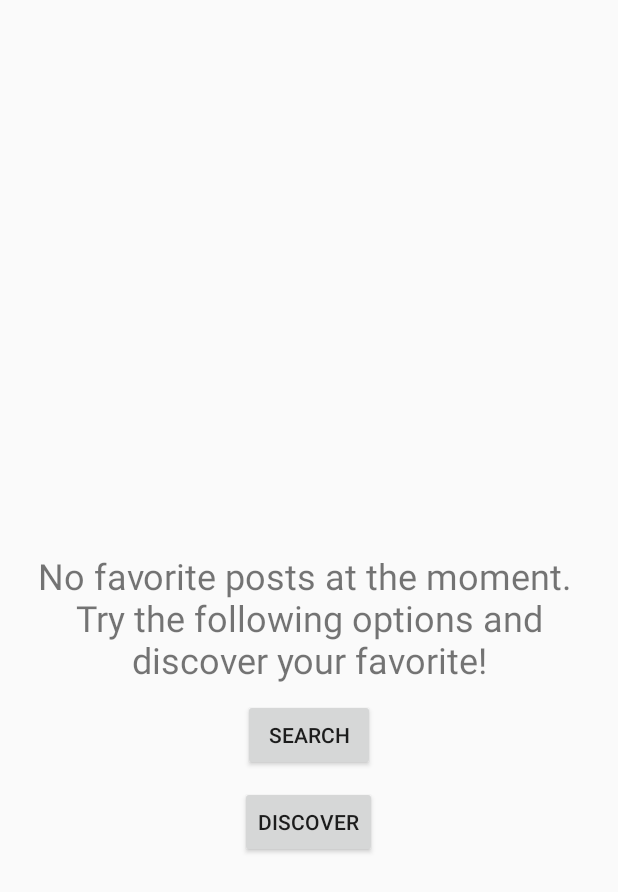
After one commit to jilulu/BiliChan, an Android app: the layout fragment_empty_favorite_content.xml on its own in the app's theme, with its tools: preview values and no code run, on a phone screen of 412 x 824 dp. The commit adds this screen. Shown: the top 892 px of the screen. Run offline under Robolectric (Android 15) with nearby library versions, the phone set to English and light mode, and no system bars.

Commit message:
Resolved fragment reloading problem, implemented place holder to favfrag when there's no fav item.

```diff
--- a/app/build.gradle
+++ b/app/build.gradle
@@ -8,8 +8,8 @@ android {
         applicationId "xyz.jilulu.bilichan"
         minSdkVersion 16
         targetSdkVersion 23
-        versionCode 1
-        versionName "1.0"
+        versionCode 6
+        versionName "1.2"
     }
     buildTypes {
         release {
@@ -24,6 +24,7 @@ dependencies {
     testCompile 'junit:junit:4.12'
     compile 'com.android.support:appcompat-v7:23.3.0'
     compile 'com.android.support:support-v13:23.3.0'
+    compile 'com.android.support:support-v4:23.3.0'
     compile 'com.android.support:cardview-v7:23.3.0'
     compile 'com.android.support:recyclerview-v7:23.3.0'
     compile 'com.google.code.gson:gson:2.6.2'
--- a/app/src/main/res/layout/activity_main.xml
+++ b/app/src/main/res/layout/activity_main.xml
@@ -37,7 +37,7 @@
             app:ntb_badge_position="right"
             app:ntb_badged="false"
             app:ntb_scaled="true"
-            app:ntb_title_mode="all"
+            app:ntb_title_mode="active"
             app:ntb_titled="true" />
 
     </FrameLayout>
--- /dev/null
+++ b/app/src/main/res/layout/fragment_empty_favorite_content.xml
@@ -0,0 +1,33 @@
+<RelativeLayout android:layout_width="match_parent"
+    android:layout_height="match_parent"
+    xmlns:android="http://schemas.android.com/apk/res/android">
+
+    <TextView
+        android:id="@+id/fragment_empty_favorite_text_view"
+        android:layout_width="wrap_content"
+        android:layout_height="wrap_content"
+        android:layout_centerInParent="true"
+        android:layout_marginLeft="20dp"
+        android:layout_marginRight="20dp"
+        android:text="No favorite posts at the moment. \nTry the following options and discover your favorite!"
+        android:textAlignment="center"
+        android:textSize="24sp" />
+
+    <Button
+        android:id="@+id/fragment_empty_favorite_search_button"
+        android:layout_width="wrap_content"
+        android:layout_height="wrap_content"
+        android:layout_below="@+id/fragment_empty_favorite_text_view"
+        android:layout_centerHorizontal="true"
+        android:layout_margin="10dp"
+        android:text="Search" />
+
+    <Button
+        android:id="@+id/fragment_empty_favorite_discover_button"
+        android:layout_width="wrap_content"
+        android:layout_height="wrap_content"
+        android:layout_below="@+id/fragment_empty_favorite_search_button"
+        android:layout_centerHorizontal="true"
+        android:text="Discover" />
+
+</RelativeLayout>
```
Also changed, not shown: app/src/main/java/xyz/jilulu/bilichan/Adapters/MainActivityFragmentAdapter.java (+6 -6 lines), app/src/main/java/xyz/jilulu/bilichan/Fragments/EmptyFavoriteFragment.java (added, +99 -0 lines), app/src/main/java/xyz/jilulu/bilichan/MainActivity.java (+25 -1 lines), app/src/main/res/layout/fragment_empty_favorite_container.xml (added, +8 -0 lines), app/src/main/ic_launcher-web.png (added), app/src/main/res/mipmap-hdpi/ic_launcher.png, app/src/main/res/mipmap-mdpi/ic_launcher.png, app/src/main/res/mipmap-xhdpi/ic_launcher.png, app/src/main/res/mipmap-xxhdpi/ic_launcher.png, app/src/main/res/mipmap-xxxhdpi/ic_launcher.png.
